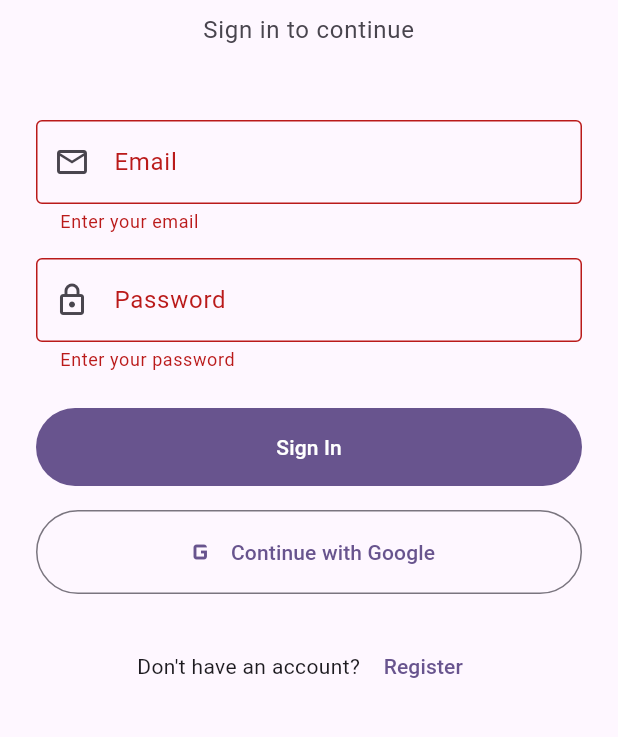
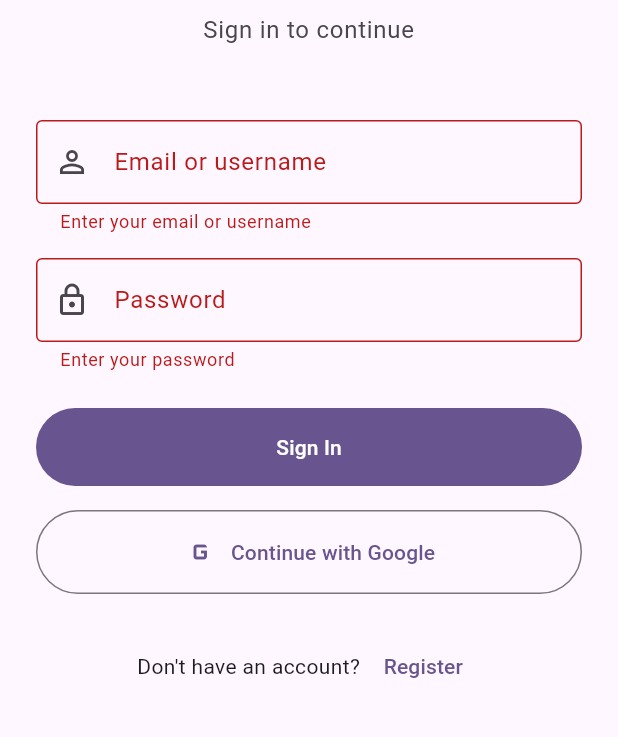
Before and after one commit to cffajardo/nutricook, a Flutter app: the screen it shows after launch, after a tap on "Sign In", on a phone screen of 412 x 824 dp, the part 168-905 px from its top. Run offline on Flutter 3.47's test engine with Material 3 defaults, Android fonts, the phone set to English and light mode, and no system bars; our stand-ins replace cloud_firestore, firebase_auth, firebase_core, flutter_riverpod, freezed_annotation, google_sign_in; accounts and stored records are empty.

Commit message:
Refactor authentication screens to support username or email login. Added validation for email format and username length. Updated AuthService to handle sign-in with either identifier.

```diff
--- a/lib/features/auth/login_screen.dart
+++ b/lib/features/auth/login_screen.dart
@@ -1,5 +1,7 @@
 import 'package:flutter/material.dart';
 import 'package:flutter_riverpod/flutter_riverpod.dart';
+
+import '../../core/validators.dart';
 import 'auth_provider.dart';
 import 'register_screen.dart';
 
@@ -12,7 +14,7 @@ class LoginScreen extends ConsumerStatefulWidget {
 
 class _LoginScreenState extends ConsumerState<LoginScreen> {
   final _formKey = GlobalKey<FormState>();
-  final _emailController = TextEditingController();
+  final _identifierController = TextEditingController();
   final _passwordController = TextEditingController();
 
   bool _isLoading = false;
@@ -20,7 +22,7 @@ class _LoginScreenState extends ConsumerState<LoginScreen> {
 
   @override
   void dispose() {
-    _emailController.dispose();
+    _identifierController.dispose();
     _passwordController.dispose();
     super.dispose();
   }
@@ -33,8 +35,8 @@ class _LoginScreenState extends ConsumerState<LoginScreen> {
     });
 
     try {
-      await ref.read(authProvider).signInWithEmail(
-            email: _emailController.text,
+      await ref.read(authProvider).signInWithUsernameOrEmail(
+            usernameOrEmail: _identifierController.text,
             password: _passwordController.text,
           );
       if (mounted) {
@@ -112,18 +114,27 @@ class _LoginScreenState extends ConsumerState<LoginScreen> {
                 ),
                 const SizedBox(height: 48),
                 TextFormField(
-                  controller: _emailController,
+                  controller: _identifierController,
                   keyboardType: TextInputType.emailAddress,
                   textInputAction: TextInputAction.next,
                   decoration: const InputDecoration(
-                    labelText: 'Email',
-                    hintText: 'you@example.com',
+                    labelText: 'Email or username',
+                    hintText: 'you@example.com or username',
                     border: OutlineInputBorder(),
-                    prefixIcon: Icon(Icons.email_outlined),
+                    prefixIcon: Icon(Icons.person_outline),
                   ),
                   validator: (value) {
                     if (value == null || value.trim().isEmpty) {
-                      return 'Enter your email';
+                      return 'Enter your email or username';
+                    }
+                    if (looksLikeEmail(value)) {
+                      if (!isValidEmail(value)) {
+                        return 'Enter a valid email address';
+                      }
+                    } else {
+                      if (value.trim().length < 2) {
+                        return 'Username must be at least 2 characters';
+                      }
                     }
                     return null;
                   },
--- a/lib/features/auth/register_screen.dart
+++ b/lib/features/auth/register_screen.dart
@@ -1,5 +1,7 @@
 import 'package:flutter/material.dart';
 import 'package:flutter_riverpod/flutter_riverpod.dart';
+
+import '../../core/validators.dart';
 import 'auth_provider.dart';
 
 class RegisterScreen extends ConsumerStatefulWidget {
@@ -107,6 +109,9 @@ class _RegisterScreenState extends ConsumerState<RegisterScreen> {
                     if (value == null || value.trim().isEmpty) {
                       return 'Enter your email';
                     }
+                    if (!isValidEmail(value)) {
+                      return 'Enter a valid email address';
+                    }
                     return null;
                   },
                 ),
```
Also changed, not shown: lib/services/auth_service.dart (+38 -0 lines).
